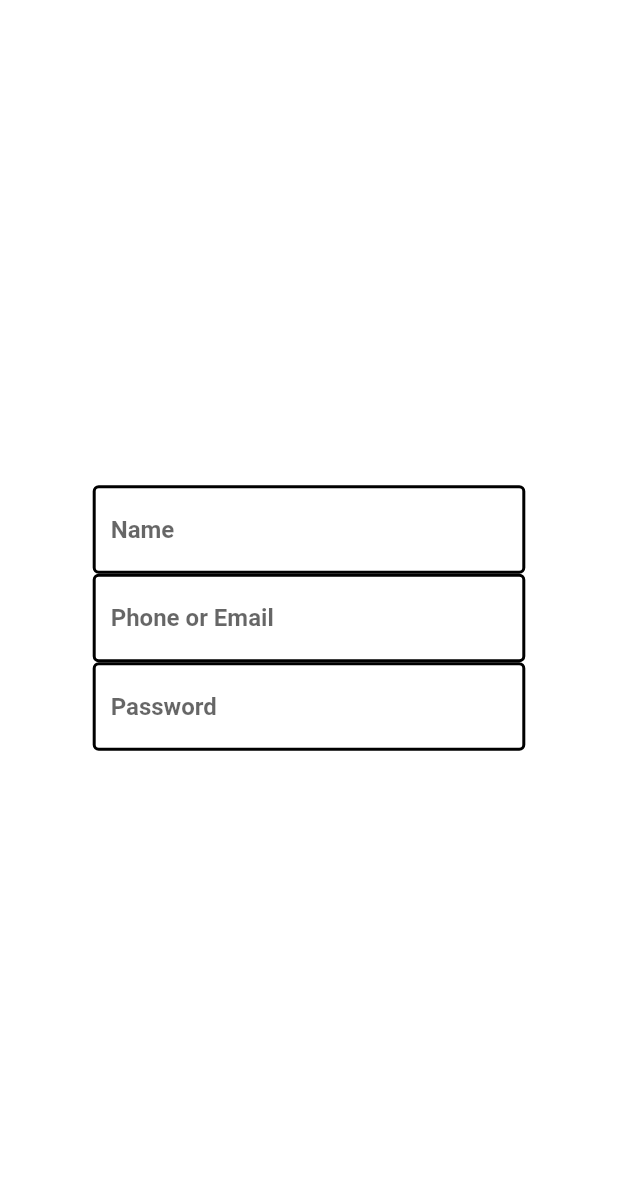
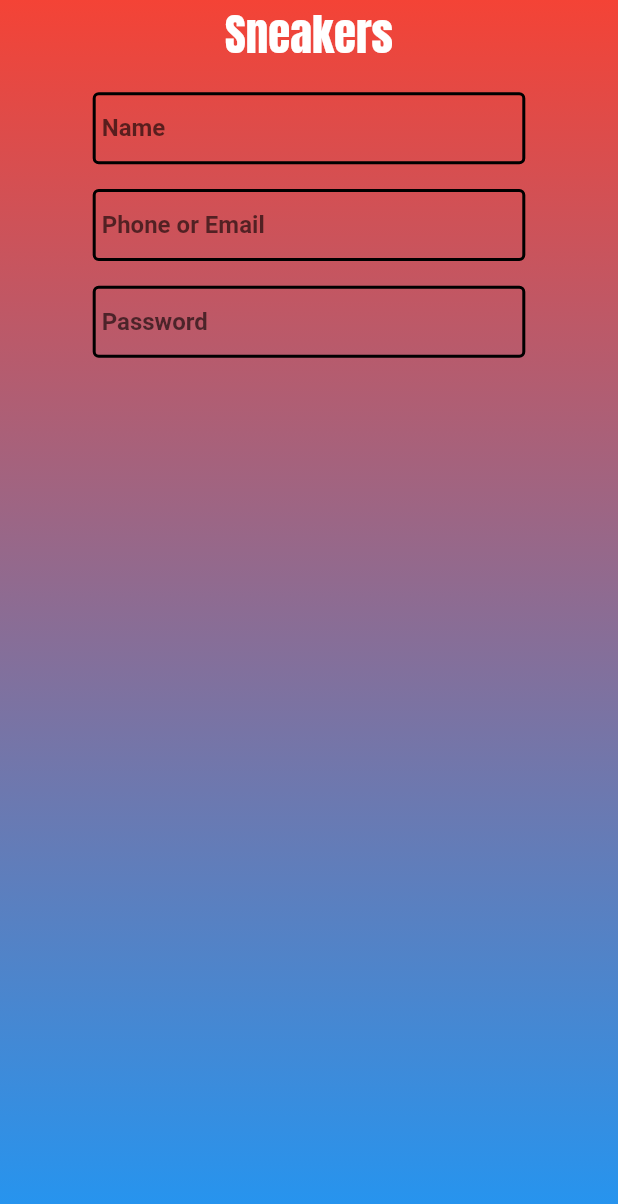
Before and after one commit to PrabeshPP/Sneakers-Shop, a Flutter app: the screen it shows after launch, on a phone screen of 412 x 824 dp. Shown: the top 1204 px of the screen. Run offline on Flutter 3.47's test engine with Material 2 defaults, Android fonts, the phone set to English and light mode, and no system bars; our stand-ins replace bloc, equatable, flutter_bloc, google_fonts, shared_preferences.

Commit message:
Ui for SiginUp Page

```diff
--- a/sneakers/lib/view/pages/OnBoardingScreen/sigin_up.dart
+++ b/sneakers/lib/view/pages/OnBoardingScreen/sigin_up.dart
@@ -1,5 +1,7 @@
 import 'package:flutter/material.dart';
-import 'package:nepseapp/view/widgets/UI/siginUp_field.dart';
+import 'package:nepseapp/view/widgets/UI/siginup_UI.dart';
+
+bool isVisible = true;
 
 class SiginUpPage extends StatelessWidget {
   const SiginUpPage({Key? key}) : super(key: key);
@@ -8,7 +10,12 @@ class SiginUpPage extends StatelessWidget {
   Widget build(BuildContext context) {
     return Material(
       child: Ink(
-        child: SiginUp(),
+        decoration:const BoxDecoration(
+          gradient: LinearGradient(colors: [Colors.red,Colors.blue]
+          ,begin: Alignment.topCenter,
+          end: Alignment.bottomCenter)
+        ),
+        child:const  SiginUpUI(),
       ),
     );
   }
--- a/sneakers/lib/view/widgets/UI/siginup_field.dart
+++ b/sneakers/lib/view/widgets/UI/siginup_field.dart
@@ -1,119 +1,88 @@
 // ignore_for_file: file_names
-
 import 'package:flutter/material.dart';
-import 'package:flutter/services.dart';
+import 'package:nepseapp/view/pages/OnBoardingScreen/sigin_up.dart';
 
 class SiginUp extends StatelessWidget {
   const SiginUp({Key? key}) : super(key: key);
 
   @override
   Widget build(BuildContext context) {
+    var size = MediaQuery.of(context).size.height ;
     return Column(
-      mainAxisAlignment: MainAxisAlignment.center,
       children: [
         // For the Name Field
-        SizedBox(
-          width: MediaQuery.of(context).size.width*0.7,
-          child:const TextField(
+        Padding(
+          padding:
+              EdgeInsets.only(top: size* 0.02),
+          child: SizedBox(
+              width: MediaQuery.of(context).size.width * 0.7,
+              child: const TextField(
                 cursorColor: Colors.black,
                 style: TextStyle(
                     color: Color.fromARGB(255, 20, 20, 20),
                     fontSize: 16,
-              fontWeight: FontWeight.bold
-            ),
+                    fontWeight: FontWeight.bold),
                 decoration: InputDecoration(
-
+                  contentPadding: EdgeInsets.only(top: 3, left: 6),
                   hintText: "Name",
                   enabledBorder: OutlineInputBorder(
-                borderSide: BorderSide(
-                  color: Colors.black,
-                  width: 2.0
-                )
+                      borderSide: BorderSide(color: Colors.black, width: 2.0)),
+                  focusedBorder: OutlineInputBorder(
+                      borderSide: BorderSide(color: Colors.blue, width: 2.0)),
+                  errorBorder: OutlineInputBorder(
+                      borderSide: BorderSide(color: Colors.red, width: 2.0)),
                 ),
-              focusedBorder: OutlineInputBorder(
-                borderSide: BorderSide(
-                  color: Colors.blue,
-                  width: 2.0
-                )
-              ),
-              errorBorder: OutlineInputBorder(
-                borderSide: BorderSide(
-                  color: Colors.red,
-                  width: 2.0
-                )
-              ),
-            ),
-          )
+              )),
         ),
 
         // For the Phone or Email field
-        SizedBox(
-          width: MediaQuery.of(context).size.width*0.7,
-          child:const TextField(
+        Padding(
+          padding:  EdgeInsets.only(top: size* 0.02),
+          child: SizedBox(
+              width: MediaQuery.of(context).size.width * 0.7,
+              child: const TextField(
                 cursorColor: Colors.black,
                 style: TextStyle(
                     color: Color.fromARGB(255, 20, 20, 20),
                     fontSize: 16,
-              fontWeight: FontWeight.bold
-            ),
+                    fontWeight: FontWeight.bold),
                 decoration: InputDecoration(
+                  contentPadding: EdgeInsets.only(top: 3, left: 6),
                   hintText: "Phone or Email",
                   enabledBorder: OutlineInputBorder(
-                borderSide: BorderSide(
-                  color: Colors.black,
-                  width: 2.0
-                )
+                      borderSide: BorderSide(color: Colors.black, width: 2.0)),
+                  focusedBorder: OutlineInputBorder(
+                      borderSide: BorderSide(color: Colors.blue, width: 2.0)),
+                  errorBorder: OutlineInputBorder(
+                      borderSide: BorderSide(color: Colors.red, width: 2.0)),
                 ),
-              focusedBorder: OutlineInputBorder(
-                borderSide: BorderSide(
-                  color: Colors.blue,
-                  width: 2.0
-                )
-              ),
-              errorBorder: OutlineInputBorder(
-                borderSide: BorderSide(
-                  color: Colors.red,
-                  width: 2.0
-                )
-              ),
-            ),
-          )
+              )),
         ),
         //For the Password
-        SizedBox(
-          width: MediaQuery.of(context).size.width*0.7,
-          child:const TextField(
+        Padding(
+          padding:  EdgeInsets.only(top: size* 0.02),
+          child: SizedBox(
+
+              width: MediaQuery.of(context).size.width * 0.7,
+              child:  TextField(
+                obscureText: isVisible,
                 cursorColor: Colors.black,
-            style: TextStyle(
+                style:const TextStyle(
                     color: Color.fromARGB(255, 20, 20, 20),
                     fontSize: 16,
-              fontWeight: FontWeight.bold
-            ),
-            decoration: InputDecoration(
+                    fontWeight: FontWeight.bold),
+                decoration: const InputDecoration(
+                  contentPadding: EdgeInsets.only(top: 3, left: 6),
                   hintText: "Password",
                   enabledBorder: OutlineInputBorder(
-                borderSide: BorderSide(
-                  color: Colors.black,
-                  width: 2.0
-                )
+                      borderSide: BorderSide(color: Colors.black, width: 2.0)),
+                  focusedBorder: OutlineInputBorder(
+                      borderSide: BorderSide(color: Colors.blue, width: 2.0)),
+                  errorBorder: OutlineInputBorder(
+                      borderSide: BorderSide(color: Colors.red, width: 2.0)),
                 ),
-              focusedBorder: OutlineInputBorder(
-                borderSide: BorderSide(
-                  color: Colors.blue,
-                  width: 2.0
-                )
+              )),
         ),
-              errorBorder: OutlineInputBorder(
-                borderSide: BorderSide(
-                  color: Colors.red,
-                  width: 2.0
-                )
-              ),
-            ),
-          )
-        ),
-
-
       ],
     );
   }
--- a/sneakers/lib/view/widgets/UI/siginup_ui.dart
+++ b/sneakers/lib/view/widgets/UI/siginup_ui.dart
@@ -0,0 +1,22 @@
+import 'package:flutter/material.dart';
+import 'package:google_fonts/google_fonts.dart';
+import 'package:nepseapp/view/widgets/UI/siginUp_field.dart';
+
+class SiginUpUI extends StatelessWidget {
+  const SiginUpUI({Key? key}) : super(key: key);
+
+  @override
+  Widget build(BuildContext context) {
+    return Column(
+      children: [
+        Text("Sneakers",
+        style: TextStyle(
+          fontSize: 30,
+          color: Colors.white,
+          fontFamily: GoogleFonts.anton().fontFamily
+        ),),
+        const SiginUp()
+      ],
+    );
+  }
+}
```
Lines whose indentation alone changed are shown as unchanged.
